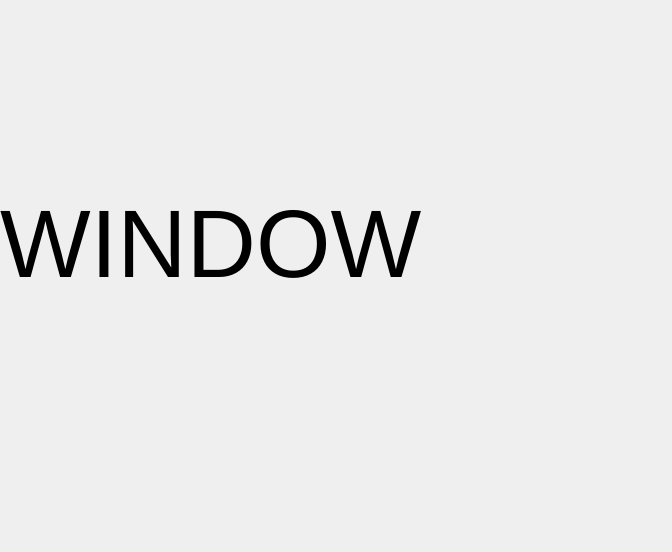
Old version of the form UI/windowdisplay.ui in the repository ammelto/Stabilis-GUI.
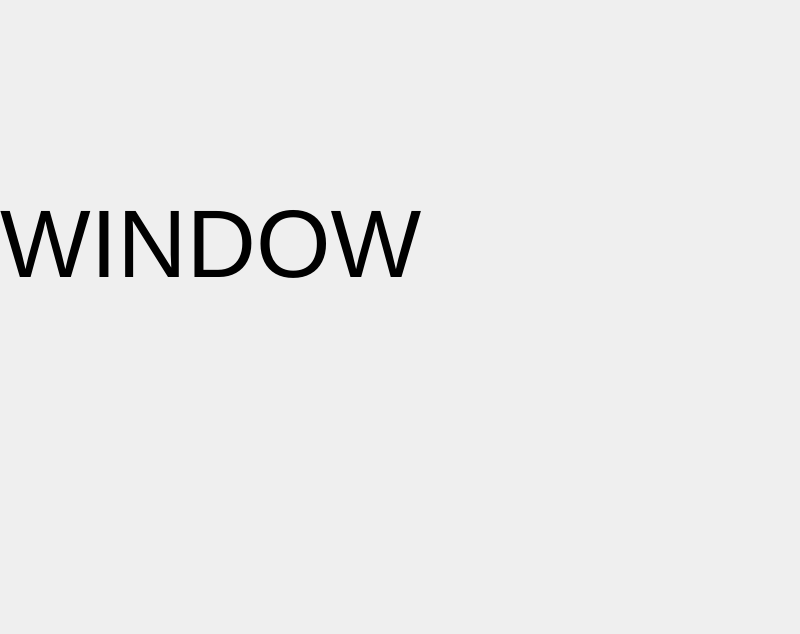
New version of the form.

```diff
--- a/UI/windowdisplay.ui
+++ b/UI/windowdisplay.ui
@@ -6,8 +6,8 @@
    <rect>
     <x>0</x>
     <y>0</y>
-    <width>672</width>
-    <height>552</height>
+    <width>800</width>
+    <height>634</height>
    </rect>
   </property>
   <property name="windowTitle">
```
